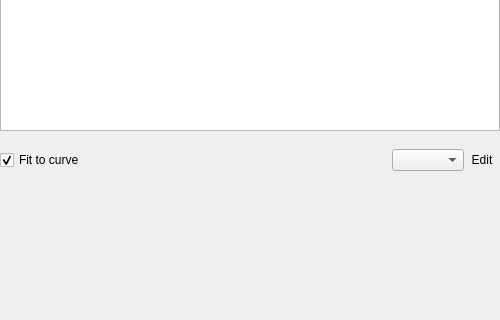
Old version of the form Modules/VolumeVisualizationUI/src/QmitkVolumeTransferFunctionEditorControls.ui in the repository MITK/MITK; both pictures show x 0 to 500 and y 393 to 713 of the 500 by 991 pixel window.
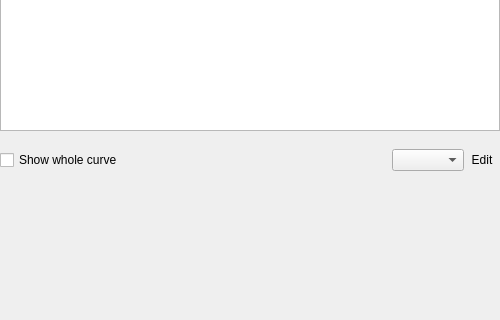
New version of the form. Custom widgets are drawn as their Qt base class.

Commit message:
Invert and rename the axis range checkbox
"Fit to curve" read as the opposite of what it did: ticked, it kept
the axis on the image's intensity band, and clearing it let the axis
out to the whole curve. The box is now "Show whole curve" and starts
cleared, so ticking it is what brings the stops beyond the band onto
the axis.

Diff of the .ui file:
```diff
--- a/Modules/VolumeVisualizationUI/src/QmitkVolumeTransferFunctionEditorControls.ui
+++ b/Modules/VolumeVisualizationUI/src/QmitkVolumeTransferFunctionEditorControls.ui
@@ -166,10 +166,7 @@
            <string>Keep the axis on the image's intensity band, which is where the image is and what the 2D views show. Clear it to let the axis out to the whole range the curve covers, so that the stops beyond that band are on it and can be dragged.</string>
           </property>
           <property name="text">
-           <string>Fit to curve</string>
-          </property>
-          <property name="checked">
-           <bool>true</bool>
+           <string>Show whole curve</string>
           </property>
          </widget>
         </item>
```
Left out of the diff: 4 changed lines with no effect on the pictures. The commit also changes 2 other files.
